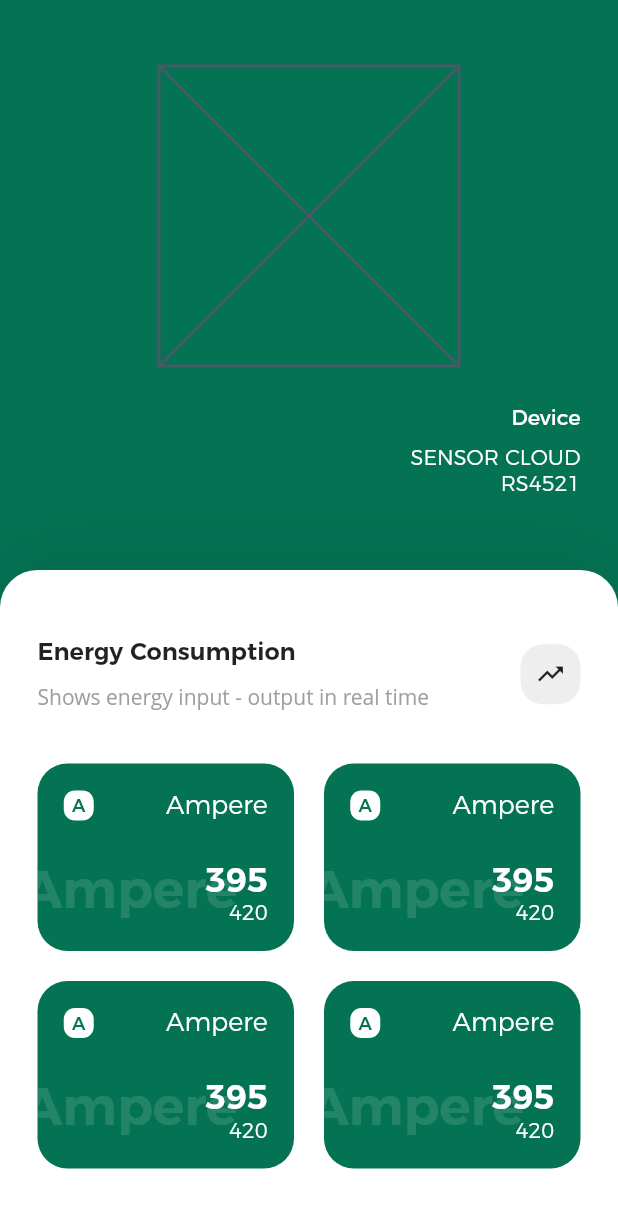
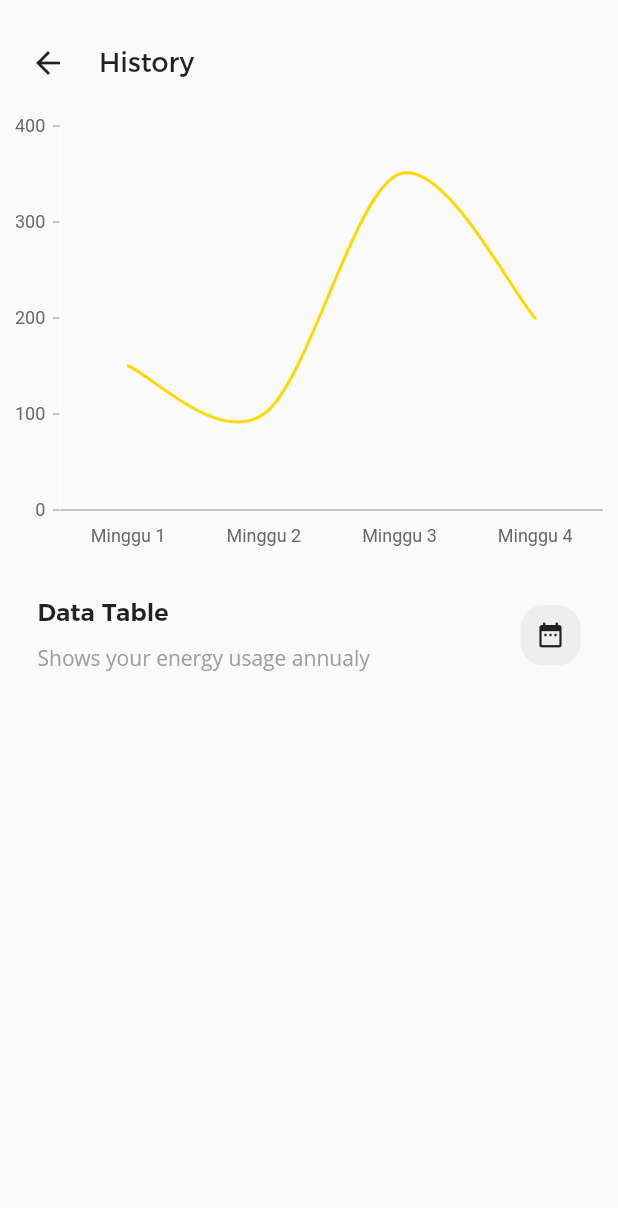
Before and after one commit to ahmadf20/NT-Power-Mobile-App, a Flutter app: the HomeScreen screen opened by its route, scrolled down 65 dp, after a tap on the "trending up" icon, on a phone screen of 412 x 824 dp. Shown: the top 1208 px of the screen. Run offline on Flutter 3.47's test engine with Material 2 defaults, Android fonts, the phone set to English and light mode, and no system bars; our stand-ins replace syncfusion_flutter_charts.

Commit message:
Add history screen

```diff
--- a/lib/main.dart
+++ b/lib/main.dart
@@ -1,6 +1,7 @@
 import 'package:flutter/material.dart';
 import 'package:flutter/services.dart';
 import 'package:ntpower/screens/devices_screen.dart';
+import 'package:ntpower/screens/history_screen.dart';
 import 'package:ntpower/screens/home_screen.dart';
 import 'package:ntpower/screens/login_screen.dart';
 import 'package:ntpower/screens/profile_screen.dart';
@@ -38,6 +39,7 @@ class MyApp extends StatelessWidget {
         LoginScreen.routeName: (context) => LoginScreen(),
         ProfileScreen.routeName: (context) => ProfileScreen(),
         DevicesScreen.routeName: (context) => DevicesScreen(),
+        HistoryScreen.routeName: (context) => HistoryScreen(),
       },
     );
   }
--- a/lib/screens/devices_screen.dart
+++ b/lib/screens/devices_screen.dart
@@ -39,17 +39,6 @@ class DevicesScreenState extends State<DevicesScreen> {
                             fontFamily: 'Montserrat',
                             fontSize: 18,
                           ),
-                        ),
-                      ),
-                      Spacer(),
-                      Padding(
-                        padding: const EdgeInsets.only(right: 8),
-                        child: IconButton(
-                          icon: Icon(Icons.add_box),
-                          onPressed: () {
-                            // Navigator.of(context)
-                            //     .pushNamed(DevicesScreen.routeName);
-                          },
                         ),
                       ),
                     ],
@@ -95,7 +84,7 @@ class DevicesScreenState extends State<DevicesScreen> {
                                 borderRadius: BorderRadius.circular(15),
                               ),
                               child: Icon(
-                                Icons.edit,
+                                Icons.add,
                                 size: 20,
                               ),
                               onPressed: () {},
--- /dev/null
+++ b/lib/screens/history_screen.dart
@@ -0,0 +1,154 @@
+import 'package:flutter/material.dart';
+import 'package:ntpower/main.dart';
+import 'package:syncfusion_flutter_charts/charts.dart';
+
+class HistoryScreen extends StatefulWidget {
+  static const routeName = 'history_screen';
+
+  HistoryScreen({Key key}) : super(key: key);
+
+  @override
+  HistoryScreenState createState() => HistoryScreenState();
+}
+
+class HistoryScreenState extends State<HistoryScreen> {
+  @override
+  Widget build(BuildContext context) {
+    return AnnotatedRegion(
+      value: mySystemUIOverlaySyle,
+      child: Scaffold(
+        body: SafeArea(
+          child: SingleChildScrollView(
+            child: Column(
+              children: <Widget>[
+                Container(
+                  padding: const EdgeInsets.all(8.0),
+                  margin: EdgeInsets.only(top: 10),
+                  child: Row(
+                    children: <Widget>[
+                      IconButton(
+                        icon: Icon(
+                          Icons.arrow_back,
+                        ),
+                        onPressed: () => Navigator.of(context).pop(),
+                      ),
+                      Padding(
+                        padding: EdgeInsets.only(left: 10),
+                        child: Text(
+                          'History',
+                          style: TextStyle(
+                            fontFamily: 'Montserrat',
+                            fontSize: 18,
+                          ),
+                        ),
+                      ),
+                    ],
+                  ),
+                ),
+                ChartHistory(),
+                Padding(
+                  padding:
+                      const EdgeInsets.symmetric(horizontal: 25, vertical: 25),
+                  child: Column(
+                    children: <Widget>[
+                      Row(
+                        children: <Widget>[
+                          Column(
+                            crossAxisAlignment: CrossAxisAlignment.start,
+                            children: <Widget>[
+                              Text(
+                                'Data Table',
+                                style: TextStyle(
+                                  fontFamily: 'Montserrat',
+                                  fontSize: 16,
+                                  fontWeight: FontWeight.w600,
+                                ),
+                              ),
+                              SizedBox(height: 10),
+                              Text(
+                                'Shows your energy usage annualy',
+                                style: TextStyle(
+                                  fontFamily: 'OpenSans',
+                                  color: Colors.grey,
+                                ),
+                              ),
+                            ],
+                          ),
+                          Spacer(),
+                          SizedBox(
+                            width: 40,
+                            height: 40,
+                            child: FlatButton(
+                              color: Colors.grey[200],
+                              padding: EdgeInsets.all(0),
+                              shape: RoundedRectangleBorder(
+                                borderRadius: BorderRadius.circular(15),
+                              ),
+                              child: Icon(
+                                Icons.date_range,
+                                size: 20,
+                              ),
+                              onPressed: () {},
+                            ),
+                          ),
+                        ],
+                      ),
+                      SizedBox(height: 50),
+                    ],
+                  ),
+                ),
+              ],
+            ),
+          ),
+        ),
+      ),
+    );
+  }
+}
+
+class ChartHistory extends StatelessWidget {
+  const ChartHistory({Key key}) : super(key: key);
+
+  @override
+  Widget build(BuildContext context) {
+    return Container(
+      child: SfCartesianChart(
+          plotAreaBorderWidth: 0,
+          tooltipBehavior: TooltipBehavior(enable: true),
+          primaryYAxis: NumericAxis(
+              majorGridLines: MajorGridLines(width: 0),
+              axisLine: AxisLine(color: Colors.white),
+              interval: 100,
+              visibleMaximum: 500),
+          primaryXAxis: CategoryAxis(
+            plotOffset: -7.5,
+            majorGridLines: MajorGridLines(width: 0),
+            majorTickLines: MajorTickLines(width: 0),
+            rangePadding: ChartRangePadding.none,
+          ),
+          series: <ChartSeries>[
+            SplineSeries<SalesData, String>(
+                name: 'Pemasukkan Poin',
+                color: Color(0xffffd800),
+                splineType: SplineType.cardinal,
+                cardinalSplineTension: 0.7,
+                dataSource: chartDummyData,
+                xValueMapper: (SalesData sales, _) => sales.year,
+                yValueMapper: (SalesData sales, _) => sales.sales)
+          ]),
+    );
+  }
+}
+
+class SalesData {
+  SalesData(this.year, this.sales);
+  final String year;
+  final double sales;
+}
+
+var chartDummyData = <SalesData>[
+  SalesData('Minggu 1', 150),
+  SalesData('Minggu 2', 100),
+  SalesData('Minggu 3', 350),
+  SalesData('Minggu 4', 200),
+];
--- a/lib/screens/home_screen.dart
+++ b/lib/screens/home_screen.dart
@@ -1,6 +1,7 @@
 import 'package:flutter/material.dart';
 import 'package:ntpower/main.dart';
 import 'package:ntpower/screens/devices_screen.dart';
+import 'package:ntpower/screens/history_screen.dart';
 import 'package:ntpower/screens/profile_screen.dart';
 
 class HomeScreen extends StatefulWidget {
@@ -147,7 +148,8 @@ class _HomeScreenState extends State<HomeScreen> {
                                 Icons.trending_up,
                                 size: 20,
                               ),
-                              onPressed: () {},
+                              onPressed: () => Navigator.of(context)
+                                  .pushNamed(HistoryScreen.routeName),
                             ),
                           ),
                         ],
--- a/pubspec.yaml
+++ b/pubspec.yaml
@@ -23,6 +23,8 @@ dependencies:
   # The following adds the Cupertino Icons font to your application.
   # Use with the CupertinoIcons class for iOS style icons.
   cupertino_icons: ^0.1.2
+
+  syncfusion_flutter_charts: ^17.4.46
 
 dev_dependencies:
   flutter_test:
```
Also changed, not shown: pubspec.lock.
